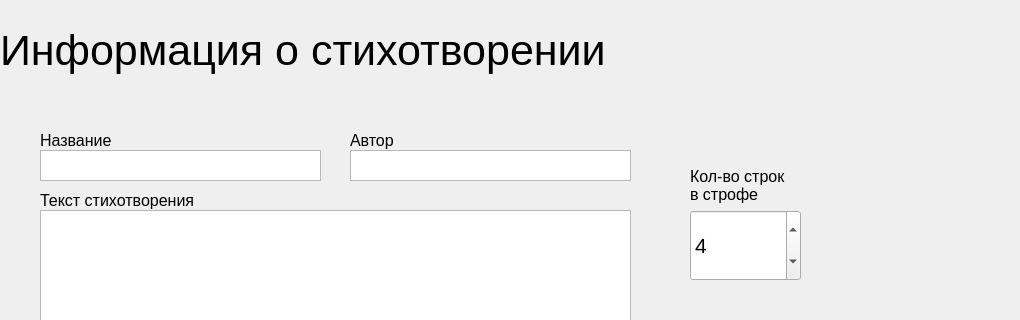
First picture: the form in designs/main.ui, repository D1midr0sh/qt_poem_learner, before the edit; both pictures show x 0 to 1020 and y 0 to 320 of the 1020 by 710 pixel window.
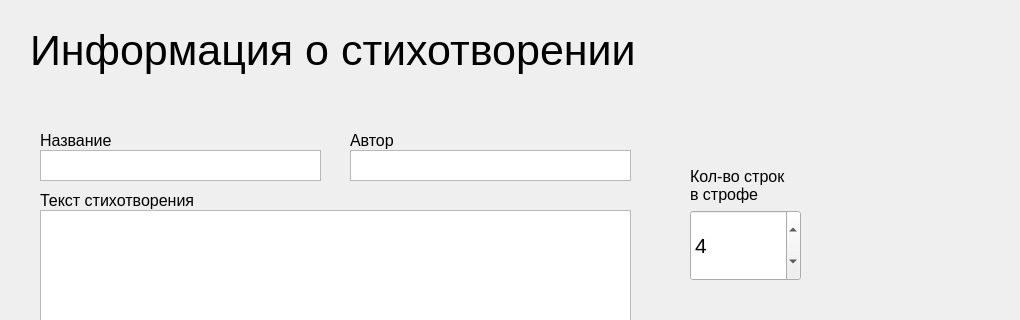
Second picture: the form after the edit. The open tabs and pages were chosen to show the change.

The edit to the form file:
```diff
--- a/designs/main.ui
+++ b/designs/main.ui
@@ -95,7 +95,7 @@
      <widget class="QLabel" name="label_2">
       <property name="geometry">
        <rect>
-        <x>0</x>
+        <x>30</x>
         <y>0</y>
         <width>801</width>
         <height>101</height>
```
Left out of the diff: 24 changed lines with no effect on the pictures.
